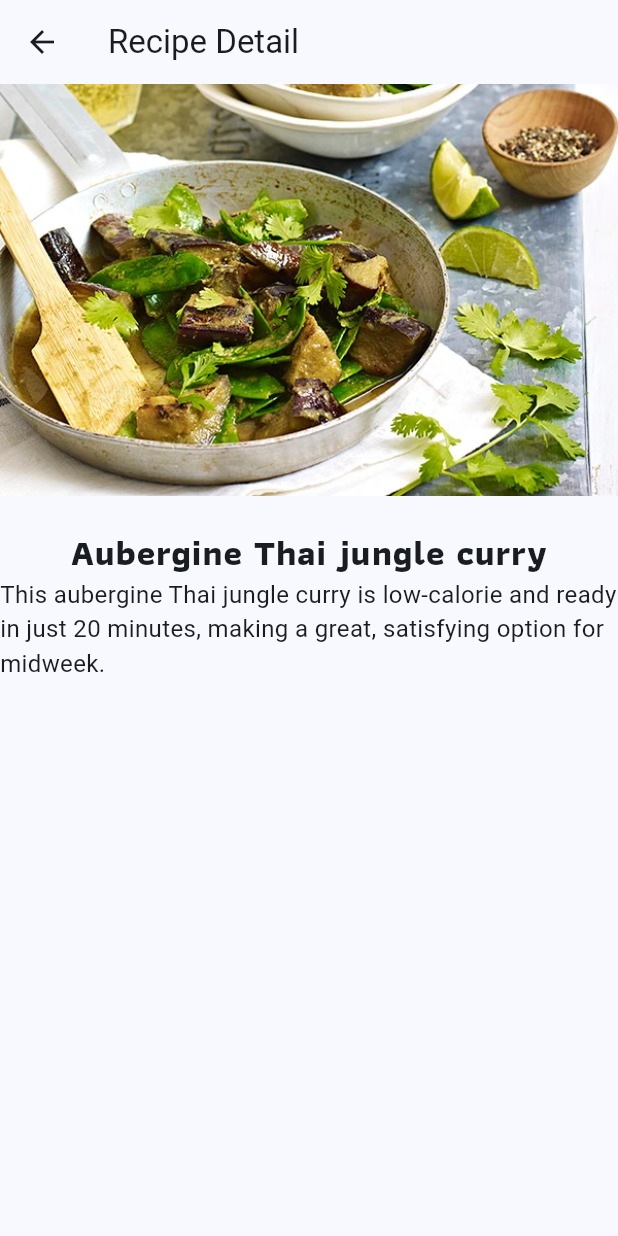
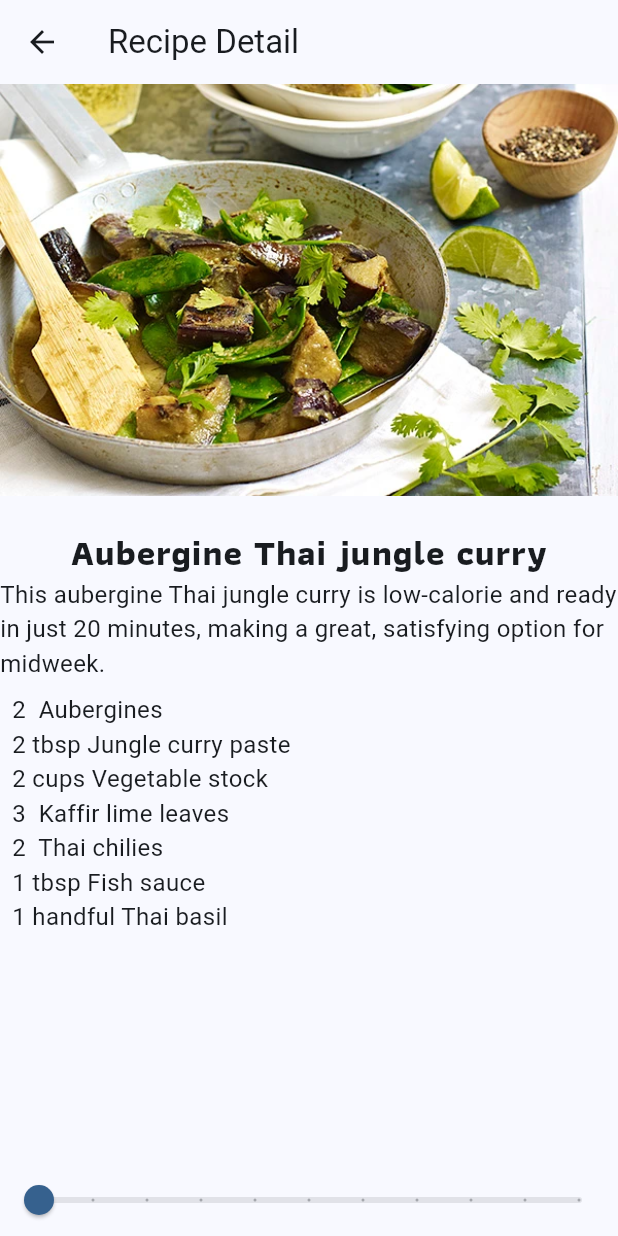
Before and after one commit to Eittipakorn/Recipe, a Flutter app: the screen it shows after launch, after a tap on "Aubergine Thai jungle curry", on a phone screen of 412 x 824 dp. Run offline on Flutter 3.47's test engine with Material 3 defaults, Android fonts, the phone set to English and light mode, and no system bars.

Commit message:
Add ingredient model class

```diff
--- /dev/null
+++ b/lib/Model/ingredient.dart
@@ -0,0 +1,8 @@
+class Ingredient {
+  String name;
+  int quantity;
+  String unit;
+
+  Ingredient({required this.name, required this.quantity, required this.unit});
+
+}
--- a/lib/Model/recipe.dart
+++ b/lib/Model/recipe.dart
@@ -1,16 +1,73 @@
+import 'package:recipes/Model/ingredient.dart';
+
 class Recipe {
   String imgLabel;
   String imageUrl;
   String imgDesc;
+  List<Ingredient> ingredients;
 
-  Recipe(this.imageUrl, this.imgLabel, this.imgDesc);
+  Recipe(this.imageUrl, this.imgLabel, this.imgDesc, this.ingredients);
 
   static List<Recipe> samples = [
-    Recipe('assets/images/Aubergine Thai jungle curry.webp', 'Aubergine Thai jungle curry', 'This aubergine Thai jungle curry is low-calorie and ready in just 20 minutes, making a great, satisfying option for midweek.'),
-    Recipe('assets/images/Crying tiger beef salad (yum nua seua rong hai).webp', 'Crying tiger beef salad (yum nua seua rong hai)', 'Enjoy the bold, spicy and tangy flavours of crying tiger beef salad, a Thai special-occasion dish. Tender grilled sirloin sits on crisp lettuce, dressed with a zesty lime and chilli sauce.'),
-    Recipe('assets/images/Jackfruit massaman curry.webp', 'Jackfruit massaman curry', 'A tin of jackfruit (which you can pick up at almost any supermarket) is the magic ingredient in this vegan massaman curry, served with salted peanuts.'),
-    Recipe('assets/images/Larb muang (Thai chopped pork salad).webp', 'Larb muang (Thai chopped pork salad)', 'Experience bold Thai flavours with Larb Muang, a vibrant chopped pork salad bursting with garlic, crispy shallots and spiced chillies. Perfect for sharing, this easy dish is served hot with sticky rice or lettuce cups.'),
-    Recipe('assets/images/Pad Thai.webp', 'Pad Thai', 'Put juicy king prawns to work in our version of this classic Thai dish, full of vibrant flavours and ready in half an hour.'),
+    Recipe('assets/images/Aubergine Thai jungle curry.webp', 'Aubergine Thai jungle curry', 'This aubergine Thai jungle curry is low-calorie and ready in just 20 minutes, making a great, satisfying option for midweek.',
+    [
+      Ingredient(name: 'Aubergines', quantity: 2, unit: ''),
+      Ingredient(name: 'Jungle curry paste', quantity: 2, unit: 'tbsp'),
+      Ingredient(name: 'Vegetable stock', quantity: 2, unit: 'cups'),
+      Ingredient(name: 'Kaffir lime leaves', quantity: 3, unit: ''),
+      Ingredient(name: 'Thai chilies', quantity: 2, unit: ''),
+      Ingredient(name: 'Fish sauce', quantity: 1, unit: 'tbsp'),
+      Ingredient(name: 'Thai basil', quantity: 1, unit: 'handful'),
+    ]
+    ),
+
+    Recipe('assets/images/Crying tiger beef salad (yum nua seua rong hai).webp', 'Crying tiger beef salad (yum nua seua rong hai)', 'Enjoy the bold, spicy and tangy flavours of crying tiger beef salad, a Thai special-occasion dish. Tender grilled sirloin sits on crisp lettuce, dressed with a zesty lime and chilli sauce.',
+    [
+      Ingredient(name: 'Aubergines', quantity: 2, unit: ''),
+      Ingredient(name: 'Jungle curry paste', quantity: 2, unit: 'tbsp'),
+      Ingredient(name: 'Vegetable stock', quantity: 2, unit: 'cups'),
+      Ingredient(name: 'Kaffir lime leaves', quantity: 3, unit: ''),
+      Ingredient(name: 'Thai chilies', quantity: 2, unit: ''),
+      Ingredient(name: 'Fish sauce', quantity: 1, unit: 'tbsp'),
+      Ingredient(name: 'Thai basil', quantity: 1, unit: 'handful'),
+    ]
+    ),
+
+    Recipe('assets/images/Jackfruit massaman curry.webp', 'Jackfruit massaman curry', 'A tin of jackfruit (which you can pick up at almost any supermarket) is the magic ingredient in this vegan massaman curry, served with salted peanuts.',
+    [
+      Ingredient(name: 'Aubergines', quantity: 2, unit: ''),
+      Ingredient(name: 'Jungle curry paste', quantity: 2, unit: 'tbsp'),
+      Ingredient(name: 'Vegetable stock', quantity: 2, unit: 'cups'),
+      Ingredient(name: 'Kaffir lime leaves', quantity: 3, unit: ''),
+      Ingredient(name: 'Thai chilies', quantity: 2, unit: ''),
+      Ingredient(name: 'Fish sauce', quantity: 1, unit: 'tbsp'),
+      Ingredient(name: 'Thai basil', quantity: 1, unit: 'handful'),
+    ]
+    ),
+
+    Recipe('assets/images/Larb muang (Thai chopped pork salad).webp', 'Larb muang (Thai chopped pork salad)', 'Experience bold Thai flavours with Larb Muang, a vibrant chopped pork salad bursting with garlic, crispy shallots and spiced chillies. Perfect for sharing, this easy dish is served hot with sticky rice or lettuce cups.',
+    [
+      Ingredient(name: 'Aubergines', quantity: 2, unit: ''),
+      Ingredient(name: 'Jungle curry paste', quantity: 2, unit: 'tbsp'),
+      Ingredient(name: 'Vegetable stock', quantity: 2, unit: 'cups'),
+      Ingredient(name: 'Kaffir lime leaves', quantity: 3, unit: ''),
+      Ingredient(name: 'Thai chilies', quantity: 2, unit: ''),
+      Ingredient(name: 'Fish sauce', quantity: 1, unit: 'tbsp'),
+      Ingredient(name: 'Thai basil', quantity: 1, unit: 'handful'),
+    ]
+    ),
+
+    Recipe('assets/images/Pad Thai.webp', 'Pad Thai', 'Put juicy king prawns to work in our version of this classic Thai dish, full of vibrant flavours and ready in half an hour.',
+    [
+      Ingredient(name: 'Aubergines', quantity: 2, unit: ''),
+      Ingredient(name: 'Jungle curry paste', quantity: 2, unit: 'tbsp'),
+      Ingredient(name: 'Vegetable stock', quantity: 2, unit: 'cups'),
+      Ingredient(name: 'Kaffir lime leaves', quantity: 3, unit: ''),
+      Ingredient(name: 'Thai chilies', quantity: 2, unit: ''),
+      Ingredient(name: 'Fish sauce', quantity: 1, unit: 'tbsp'),
+      Ingredient(name: 'Thai basil', quantity: 1, unit: 'handful'),
+    ]
+    ),
   ];
 
   get imgTitle => null;
--- a/lib/recipe-detail.dart
+++ b/lib/recipe-detail.dart
@@ -1,34 +1,72 @@
 import 'package:flutter/material.dart';
 import 'package:recipes/Model/recipe.dart';
 
-class RecipeDetail extends StatelessWidget{
-  Recipe recipe;
-
+class RecipeDetail extends StatefulWidget{
+  final Recipe recipe;
+  int _sliderVal = 1;
   RecipeDetail({super.key, required this.recipe});
 
   @override
-  Widget build(BuildContext context) {
-    return Scaffold(
-      appBar: AppBar(
-        title: const Text('Recipe Detail'),
-      ),
-      body: Center(
-        child: Column(
-          children: [
-            Image.asset(recipe.imageUrl),
+  State<StatefulWidget> createState() {
+    return RecipeDetailState();
+  }
+
+}
+
+
+class RecipeDetailState extends State<RecipeDetail> {
+  int sliderVal = 1;
+
+  @override
+    Widget build(BuildContext context) {
+      return Scaffold(
+      appBar: AppBar(title: const Text('Recipe Detail')),
+      body: Column(
+        children: [
+            Image.asset(widget.recipe.imageUrl),
             const SizedBox(height: 20),
             Text(
-              recipe.imgLabel,
+              widget.recipe.imgLabel,
               style: const TextStyle(fontSize: 24, fontFamily: 'Athiti', fontWeight: FontWeight.bold),
             ),
             Text(
-              recipe.imgDesc,
+              widget.recipe.imgDesc,
               style: const TextStyle(fontSize: 16),
             ),
-          ],
-        ),
+
+            Expanded(
+              child: Padding(
+                padding: const EdgeInsets.all(8.0),
+                child: ListView.builder(itemBuilder: (BuildContext context, int index) {
+                  final ingredient = widget.recipe.ingredients[index];
+                  final adjustedQuantity = widget.recipe.ingredients[index].quantity * sliderVal;
+                  return Text(
+                    '${adjustedQuantity * widget._sliderVal} ${ingredient.unit} ${ingredient.name}',
+                    style: const TextStyle(
+                      fontSize: 16.0,
+                    ),
+                  );
+                },itemCount: widget.recipe.ingredients.length,),
+              ),
+            ),
+
+            Slider(
+              min: 1,
+              max: 10,
+              divisions: 10,
+              label: '$sliderVal servings',
+              value: sliderVal.toDouble(),
+
+              onChanged: (newValue) {
+                setState(() {
+                  sliderVal = newValue.round();
+                });
+              },
+            ),
+
+        ],
+
       ),
     );
   }
-
 }
```
